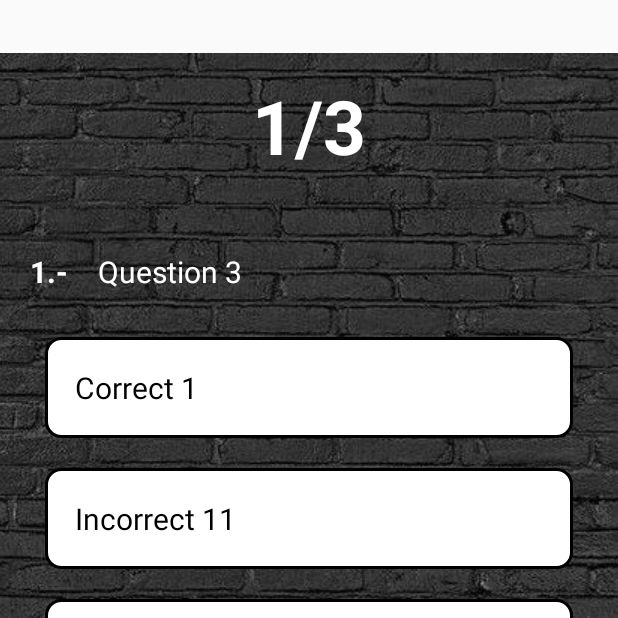
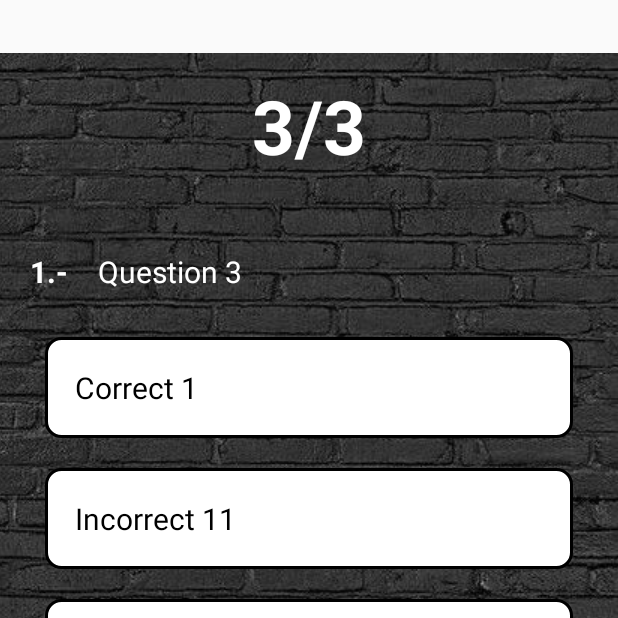
Before and after one commit to AlfredoPazZamora/triviaapp, an Android app: the MainActivity screen opened directly, with no data from a screen before it, after a tap on "Incorrect 11", on a phone screen of 412 x 824 dp, the top half of it. Run offline under Robolectric (Android 15) with nearby library versions, the phone set to English and light mode, and no system bars; our stand-ins replace data binding; 1 other tap on this screen came first.

Commit message:
Idioma español y cambio en el progreso

```diff
--- a/app/src/main/java/com/itiudc/triviaapp/activities/MainActivity.kt
+++ b/app/src/main/java/com/itiudc/triviaapp/activities/MainActivity.kt
@@ -32,10 +32,8 @@ class MainActivity : AppCompatActivity() {
         viewModel = ViewModelProvider(this).get(AnswerViewModel::class.java)
 
         showQuestion(stringResource, binding)
-
+        updateProgress(binding)
         answerListAdapter = AnswerListAdapter(answersList)
-        binding.answersList.layoutManager = LinearLayoutManager(this)
-        binding.answersList.adapter = answerListAdapter
 
 
         answerListAdapter.onAnswerClick = {
@@ -52,11 +50,19 @@ class MainActivity : AppCompatActivity() {
                 Log.i("edg", "NO MORE QUESTIONS")
             }
             showQuestion(stringResource, binding)
+            updateProgress(binding)
         }
+
+        binding.answersList.layoutManager = LinearLayoutManager(this)
+        binding.answersList.adapter = answerListAdapter
 
     }
 
-    fun showQuestion(stringResource: Resources, binding: ActivityMainBinding): MutableList<Answer> {
+    private fun updateProgress(binding: ActivityMainBinding) {
+        binding.infoProgress.text = "${currentAnswer + 1}/3"
+    }
+
+    fun showQuestion(stringResource: Resources, binding: ActivityMainBinding) {
         //Show random question to strings
         val questionText = stringResource.getStringArray(R.array.questions)[currentAnswer]
 
@@ -109,7 +115,7 @@ class MainActivity : AppCompatActivity() {
             randomNumber,Answer(true, correctAnswerText)
         )
 
-        return answersList
+
 
     }
 }
--- a/app/src/main/res/values/strings.xml
+++ b/app/src/main/res/values/strings.xml
@@ -1,5 +1,5 @@
 <resources>
-    <string name="app_name">Trivia app</string>
+    <string name="app_name" translatable="false">Trivia app</string>
 
     <array name="questions">
 
@@ -40,6 +40,5 @@
         <item>Incorrect 33</item>
 
     </array>
-    <!-- TODO: Remove or change this placeholder text -->
-    <string name="hello_blank_fragment">Hello blank fragment</string>
+
 </resources>
```
Also changed, not shown: 1 other file.
